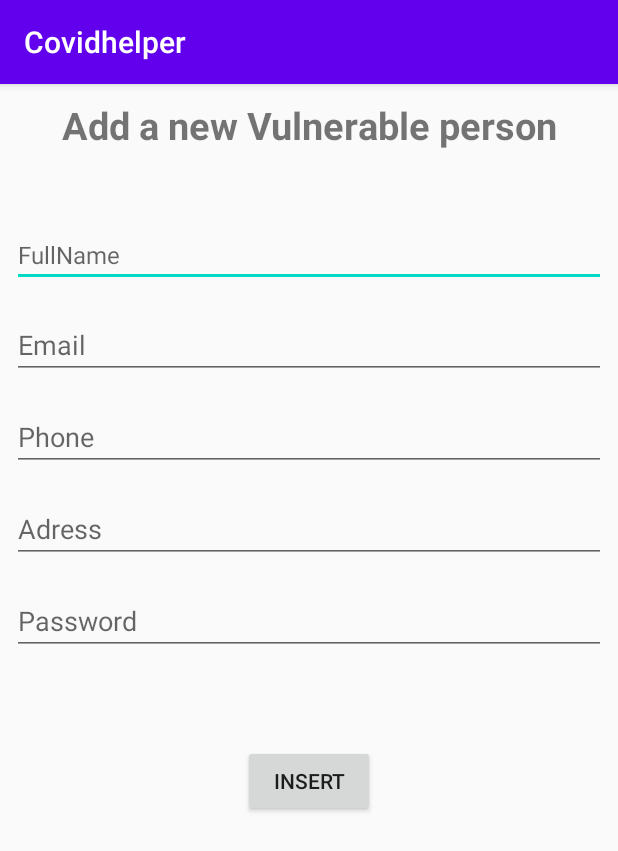
After one commit to Andrei250/covidhelper, an Android app: the AdminPanelActivity screen opened directly, with no data from a screen before it, on a phone screen of 412 x 824 dp. The commit adds this screen. Shown: the top 851 px of the screen. Run offline under Robolectric (Android 15) with nearby library versions, the phone set to English and light mode, and no system bars; our stand-ins replace Firebase (no records; nobody signed in at launch, a user with empty details on screens opened directly).

Commit message:
Creating new vulnerable person system

```diff
--- a/app/build.gradle
+++ b/app/build.gradle
@@ -29,6 +29,9 @@ dependencies {
     implementation 'androidx.constraintlayout:constraintlayout:1.1.3'
     implementation 'com.google.firebase:firebase-analytics:17.2.2'
     implementation 'com.google.firebase:firebase-database:19.3.1'
+    implementation 'com.google.firebase:firebase-auth:19.3.1'
+    implementation 'com.google.android.material:material:1.0.0'
+    implementation 'com.google.firebase:firebase-firestore:17.1.2'
     testImplementation 'junit:junit:4.12'
     androidTestImplementation 'androidx.test.ext:junit:1.1.1'
     androidTestImplementation 'androidx.test.espresso:espresso-core:3.2.0'
--- /dev/null
+++ b/app/src/main/res/layout/activity_admin_panel.xml
@@ -0,0 +1,110 @@
+<?xml version="1.0" encoding="utf-8"?>
+<androidx.constraintlayout.widget.ConstraintLayout
+    xmlns:android="http://schemas.android.com/apk/res/android"
+    xmlns:app="http://schemas.android.com/apk/res-auto"
+    xmlns:tools="http://schemas.android.com/tools"
+    android:layout_width="match_parent"
+    android:layout_height="match_parent">
+
+    <TextView
+        android:id="@+id/title"
+        android:layout_width="wrap_content"
+        android:layout_height="wrap_content"
+        android:layout_margin="10dp"
+        android:gravity="center_horizontal"
+        android:text="@string/add_a_new_vulnerable_person"
+        android:textSize="25sp"
+        android:textStyle="bold"
+        app:layout_constraintEnd_toEndOf="parent"
+        app:layout_constraintStart_toStartOf="parent"
+        app:layout_constraintTop_toTopOf="parent" />
+
+    <EditText
+        android:id="@+id/fullName"
+        android:layout_width="0dp"
+        android:layout_height="wrap_content"
+        android:layout_marginStart="8dp"
+        android:layout_marginTop="48dp"
+        android:layout_marginEnd="8dp"
+        android:textSize="16sp"
+        android:hint="@string/FullName"
+        app:layout_constraintEnd_toEndOf="parent"
+        app:layout_constraintStart_toStartOf="parent"
+        app:layout_constraintTop_toBottomOf="@+id/title"
+        android:importantForAutofill="no"
+        android:inputType="text" />
+
+    <EditText
+        android:id="@+id/email"
+        android:layout_width="0dp"
+        android:layout_height="wrap_content"
+        android:layout_marginStart="8dp"
+        android:layout_marginTop="16dp"
+        android:layout_marginEnd="8dp"
+        android:ems="10"
+        android:hint="@string/Email"
+        android:inputType="text"
+        app:layout_constraintEnd_toEndOf="parent"
+        app:layout_constraintStart_toStartOf="parent"
+        app:layout_constraintTop_toBottomOf="@+id/fullName"
+        android:autofillHints="" />
+
+    <EditText
+        android:id="@+id/phone"
+        android:layout_width="0dp"
+        android:layout_height="wrap_content"
+        android:layout_marginStart="8dp"
+        android:layout_marginTop="16dp"
+        android:layout_marginEnd="8dp"
+        android:ems="10"
+        android:hint="@string/Phone"
+        android:inputType="phone"
+        app:layout_constraintEnd_toEndOf="parent"
+        app:layout_constraintStart_toStartOf="parent"
+        app:layout_constraintTop_toBottomOf="@+id/email"
+        android:autofillHints="" />
+
+    <EditText
+        android:id="@+id/adress"
+        android:layout_width="0dp"
+        android:layout_height="wrap_content"
+        android:layout_marginStart="8dp"
+        android:layout_marginTop="16dp"
+        android:layout_marginEnd="8dp"
+        android:autofillHints=""
+        android:hint="@string/Adress"
+        android:inputType="text"
+        app:layout_constraintEnd_toEndOf="parent"
+        app:layout_constraintStart_toStartOf="parent"
+        app:layout_constraintTop_toBottomOf="@+id/phone" />
+
+    <EditText
+        android:id="@+id/password"
+        android:layout_width="0dp"
+        android:layout_height="wrap_content"
+        android:layout_marginStart="8dp"
+        android:layout_marginTop="16dp"
+        android:layout_marginEnd="8dp"
+        android:ems="10"
+        android:inputType="textPassword"
+        android:hint="@string/Password"
+        app:layout_constraintEnd_toEndOf="parent"
+        app:layout_constraintStart_toStartOf="parent"
+        app:layout_constraintTop_toBottomOf="@+id/adress"
+        android:autofillHints="" />
+
+    <Button
+        android:id="@+id/insert"
+        android:layout_width="wrap_content"
+        android:layout_height="wrap_content"
+        android:layout_marginTop="60dp"
+        android:text="@string/insert"
+        app:layout_constraintEnd_toEndOf="parent"
+        app:layout_constraintStart_toStartOf="parent"
+        app:layout_constraintTop_toBottomOf="@+id/password" />
+
+
+
+
+
+</androidx.constraintlayout.widget.ConstraintLayout>
--- a/app/src/main/res/values/strings.xml
+++ b/app/src/main/res/values/strings.xml
@@ -1,3 +1,14 @@
 <resources>
     <string name="app_name">Covidhelper</string>
+    <string name="add_a_new_vulnerable_person">Add a new Vulnerable person</string>
+    <string name="phone">Phone</string>
+    <string name="name">Name</string>
+    <string name="id">Id</string>
+    <string name="FullName">FullName</string>
+    <string name="textview">TextView</string>
+    <string name="insert">Insert</string>
+    <string name="Adress">Adress</string>
+    <string name="Password">Password</string>
+    <string name="Phone">Phone</string>
+    <string name="Email">Email</string>
 </resources>
```
Also changed, not shown: app/src/main/AndroidManifest.xml (+8 -0 lines), app/src/main/java/com/example/covidhelper/AdminPanelActivity.java (added, +153 -0 lines), app/src/main/java/com/example/covidhelper/MainActivity.java (+16 -5 lines), app/src/main/java/com/example/covidhelper/User.java (added, +48 -0 lines).
